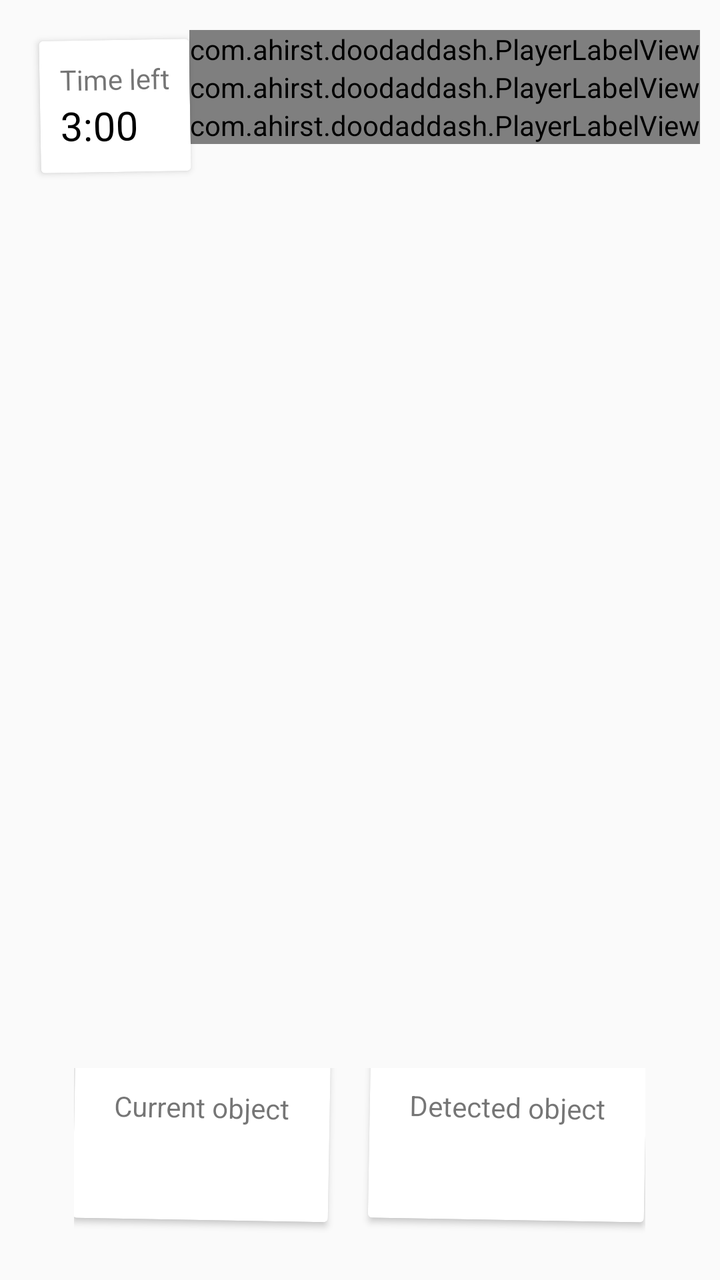
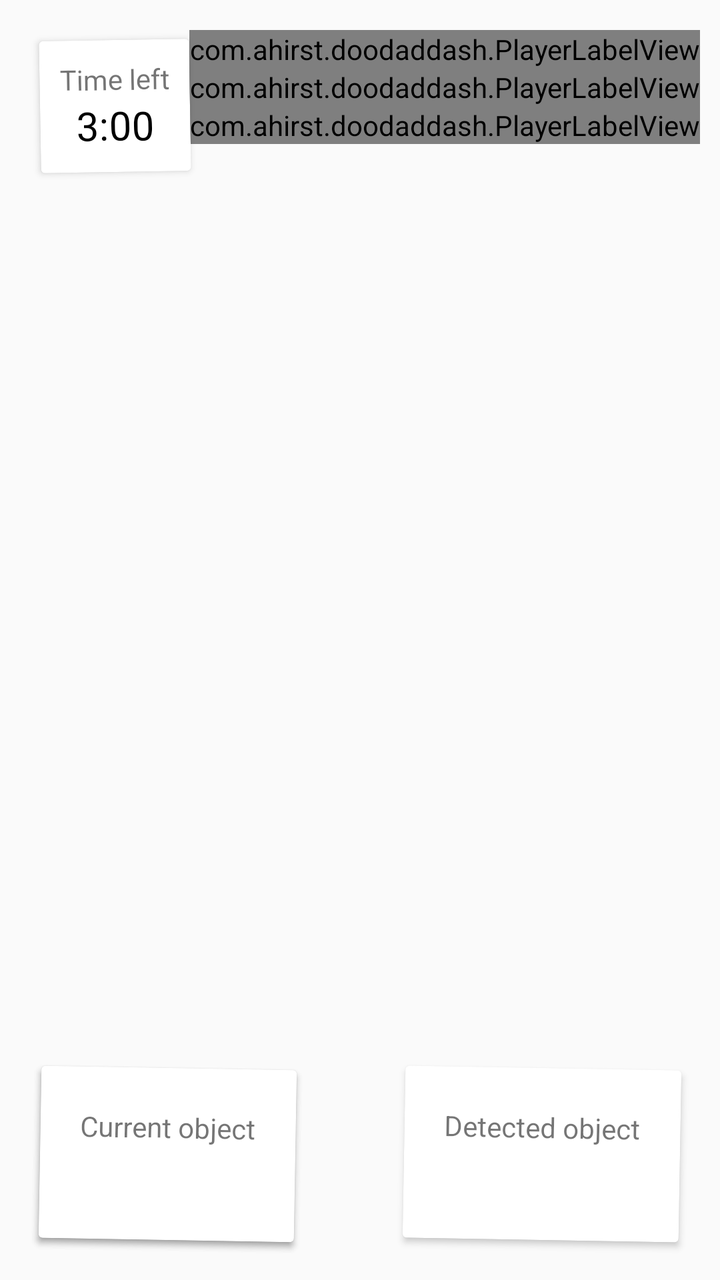

Before-and-after screenshots of an Android layout around one commit, followed by the original layout XML and the change that was made.
<!-- AndroidManifest.xml: application theme AppTheme -->
<!-- res/layout/fragment_ingame.xml -->
<?xml version="1.0" encoding="utf-8"?>
<RelativeLayout xmlns:android="http://schemas.android.com/apk/res/android"
    android:orientation="vertical" android:layout_width="match_parent"
    android:layout_height="match_parent">

    
    <RelativeLayout
        android:layout_width="match_parent"
        android:layout_height="wrap_content"
        android:orientation="vertical"
        android:id="@+id/header">

        <android.support.v7.widget.CardView
            android:layout_width="wrap_content"
            android:layout_height="wrap_content"
            android:layout_margin="20dp"
            android:rotation="-1">

            <LinearLayout
                android:layout_width="wrap_content"
                android:layout_height="wrap_content"
                android:layout_margin="10dp"
                android:orientation="vertical">

                <TextView
                    android:layout_width="wrap_content"
                    android:layout_height="wrap_content"
                    android:layout_gravity="center"
                    android:text="Time left" />

                <TextView
                    android:id="@+id/time_left"
                    android:layout_width="wrap_content"
                    android:layout_height="wrap_content"
                    android:text="3:00"
                    android:textColor="@android:color/black"
                    android:textSize="20dp" />
            </LinearLayout>
        </android.support.v7.widget.CardView>

        <LinearLayout
            android:layout_width="wrap_content"
            android:layout_height="wrap_content"
            android:layout_marginRight="10dp"
            android:layout_marginTop="15dp"
            android:layout_alignParentRight="true"
            android:id="@+id/scoreboard"
            android:orientation="vertical">

            <com.ahirst.doodaddash.PlayerLabelView
                android:layout_width="wrap_content"
                android:layout_height="wrap_content" />

            <com.ahirst.doodaddash.PlayerLabelView
                android:layout_width="wrap_content"
                android:layout_height="wrap_content" />

            <com.ahirst.doodaddash.PlayerLabelView
                android:layout_width="wrap_content"
                android:layout_height="wrap_content" />

        </LinearLayout>

    </RelativeLayout>

    
    <LinearLayout
        android:layout_width="wrap_content"
        android:layout_height="wrap_content"
        android:layout_alignParentBottom="true"
        android:layout_centerHorizontal="true"
        android:orientation="horizontal">
        <android.support.v7.widget.CardView
            android:layout_width="wrap_content"
            android:layout_height="wrap_content"
            android:layout_gravity="center"
            android:layout_marginBottom="20dp"
            android:layout_marginRight="10dp"
            android:id="@+id/current_container"
            android:rotation="1">
            <LinearLayout
                android:layout_width="wrap_content"
                android:layout_height="wrap_content"
                android:orientation="vertical"
                android:layout_margin="20dp">
                <TextView
                    android:layout_width="wrap_content"
                    android:layout_height="wrap_content"
                    android:text="Current object"
                    android:layout_gravity="center" />

                <TextView
                    android:id="@+id/current_label"
                    android:layout_width="wrap_content"
                    android:layout_height="wrap_content"
                    android:layout_gravity="center"
                    android:textColor="@android:color/black"
                    android:textSize="20dp" />

            </LinearLayout>
        </android.support.v7.widget.CardView>

        <android.support.v7.widget.CardView
            android:layout_width="wrap_content"
            android:layout_height="wrap_content"
            android:layout_gravity="center"
            android:layout_marginBottom="20dp"
            android:layout_marginLeft="10dp"
            android:id="@+id/prediction_container"
            android:rotation="1">
            <LinearLayout
                android:layout_width="wrap_content"
                android:layout_height="wrap_content"
                android:orientation="vertical"
                android:layout_margin="20dp">
                <TextView
                    android:layout_width="wrap_content"
                    android:layout_height="wrap_content"
                    android:text="Detected object"
                    android:layout_gravity="center" />

                <TextView
                    android:id="@+id/prediction_label"
                    android:layout_width="wrap_content"
                    android:layout_height="wrap_content"
                    android:layout_gravity="center"
                    android:textColor="@android:color/black"
                    android:textSize="20dp" />

            </LinearLayout>
        </android.support.v7.widget.CardView>
    </LinearLayout>
</RelativeLayout>
<!-- resources referenced by this layout -->
<resources>
  <style name="AppTheme" parent="Theme.AppCompat.Light.NoActionBar">
          
          <item name="colorPrimary">@color/colorPrimary</item>
          <item name="colorPrimaryDark">@color/colorPrimaryDark</item>
          <item name="colorAccent">@color/colorAccent</item>
      </style>
  <color name="colorPrimary">#3F51B5</color>
  <color name="colorPrimaryDark">#303F9F</color>
  <color name="colorAccent">#FF4081</color>
</resources>

<!-- the commit's change to res/layout/fragment_ingame.xml (unified diff, before → after) -->
@@ -1,7 +1,8 @@
 <?xml version="1.0" encoding="utf-8"?>
 <RelativeLayout xmlns:android="http://schemas.android.com/apk/res/android"
     android:orientation="vertical" android:layout_width="match_parent"
-    android:layout_height="match_parent">
+    android:layout_height="match_parent"
+    android:clipChildren="false">
 
     
     <RelativeLayout
@@ -32,6 +33,7 @@
                     android:id="@+id/time_left"
                     android:layout_width="wrap_content"
                     android:layout_height="wrap_content"
+                    android:layout_gravity="center"
                     android:text="3:00"
                     android:textColor="@android:color/black"
                     android:textSize="20dp" />
@@ -64,70 +66,118 @@
     </RelativeLayout>
 
     
-    <LinearLayout
+    <RelativeLayout
         android:layout_width="wrap_content"
         android:layout_height="wrap_content"
         android:layout_alignParentBottom="true"
+        android:id="@+id/footer"
         android:layout_centerHorizontal="true"
-        android:orientation="horizontal">
-        <android.support.v7.widget.CardView
+        android:layout_centerVertical="true"
+        android:layout_margin="20dp"
+        android:clipChildren="false">
+        <RelativeLayout
             android:layout_width="wrap_content"
             android:layout_height="wrap_content"
-            android:layout_gravity="center"
-            android:layout_marginBottom="20dp"
             android:layout_marginRight="10dp"
+            android:layout_alignParentLeft="true"
             android:id="@+id/current_container"
-            android:rotation="1">
-            <LinearLayout
+            android:rotation="0"
+            android:clipChildren="false">
+            <android.support.v7.widget.CardView
                 android:layout_width="wrap_content"
                 android:layout_height="wrap_content"
-                android:orientation="vertical"
-                android:layout_margin="20dp">
-                <TextView
+                android:rotation="1"
+                android:clipChildren="false">
+                <LinearLayout
                     android:layout_width="wrap_content"
                     android:layout_height="wrap_content"
-                    android:text="Current object"
-                    android:layout_gravity="center" />
+                    android:orientation="vertical"
+                    android:layout_margin="20dp">
+                    <TextView
+                        android:layout_width="wrap_content"
+                        android:layout_height="wrap_content"
+                        android:text="Current object"
+                        android:layout_gravity="center" />
 
-                <TextView
-                    android:id="@+id/current_label"
+                    <TextView
+                        android:id="@+id/current_label"
+                        android:layout_width="wrap_content"
+                        android:layout_height="wrap_content"
+                        android:layout_gravity="center"
+                        android:textColor="@android:color/black"
+                        android:textSize="20dp" />
+
+                </LinearLayout>
+            </android.support.v7.widget.CardView>
+        </RelativeLayout>
+
+        <RelativeLayout
+            android:layout_width="wrap_content"
+            android:layout_height="wrap_content"
+            android:layout_marginRight="10dp"
+            android:layout_alignParentLeft="true"
+            android:id="@+id/current_container_anim"
+            android:rotation="0"
+            android:clipChildren="false">
+            <android.support.v7.widget.CardView
+                android:layout_width="wrap_content"
+                android:layout_height="wrap_content"
+                android:rotation="1"
+                android:clipChildren="false"
+                android:id="@+id/current_container_anim_card">
+                <LinearLayout
                     android:layout_width="wrap_content"
                     android:layout_height="wrap_content"
-                    android:layout_gravity="center"
-                    android:textColor="@android:color/black"
-                    android:textSize="20dp" />
+                    android:orientation="vertical"
+                    android:layout_margin="20dp">
+                    <TextView
+                        android:layout_width="wrap_content"
+                        android:layout_height="wrap_content"
+                        android:text="Current object"
+                        android:layout_gravity="center" />
 
-            </LinearLayout>
-        </android.support.v7.widget.CardView>
+                    <TextView
+                        android:id="@+id/current_label_anim"
+                        android:layout_width="wrap_content"
+                        android:layout_height="wrap_content"
+                        android:layout_gravity="center"
+                        android:textColor="@android:color/black"
+                        android:textSize="20dp" />
+                </LinearLayout>
+            </android.support.v7.widget.CardView>
+        </RelativeLayout>
 
-        <android.support.v7.widget.CardView
+        <RelativeLayout
             android:layout_width="wrap_content"
             android:layout_height="wrap_content"
-            android:layout_gravity="center"
-            android:layout_marginBottom="20dp"
             android:layout_marginLeft="10dp"
-            android:id="@+id/prediction_container"
-            android:rotation="1">
-            <LinearLayout
+            android:layout_alignParentRight="true"
+            android:id="@+id/prediction_container">
+            <android.support.v7.widget.CardView
                 android:layout_width="wrap_content"
                 android:layout_height="wrap_content"
-                android:orientation="vertical"
-                android:layout_margin="20dp">
-                <TextView
+                android:rotation="1">
+                <LinearLayout
                     android:layout_width="wrap_content"
                     android:layout_height="wrap_content"
-                    android:text="Detected object"
-                    android:layout_gravity="center" />
+                    android:orientation="vertical"
+                    android:layout_margin="20dp">
+                    <TextView
+                        android:layout_width="wrap_content"
+                        android:layout_height="wrap_content"
+                        android:text="Detected object"
+                        android:layout_gravity="center" />
 
-                <TextView
-                    android:id="@+id/prediction_label"
-                    android:layout_width="wrap_content"
-                    android:layout_height="wrap_content"
-                    android:layout_gravity="center"
-                    android:textColor="@android:color/black"
-                    android:textSize="20dp" />
+                    <TextView
+                        android:id="@+id/prediction_label"
+                        android:layout_width="wrap_content"
+                        android:layout_height="wrap_content"
+                        android:layout_gravity="center"
+                        android:textColor="@android:color/black"
+                        android:textSize="20dp" />
 
-            </LinearLayout>
-        </android.support.v7.widget.CardView>
-    </LinearLayout>
+                </LinearLayout>
+            </android.support.v7.widget.CardView>
+        </RelativeLayout>
+    </RelativeLayout>
 </RelativeLayout>
